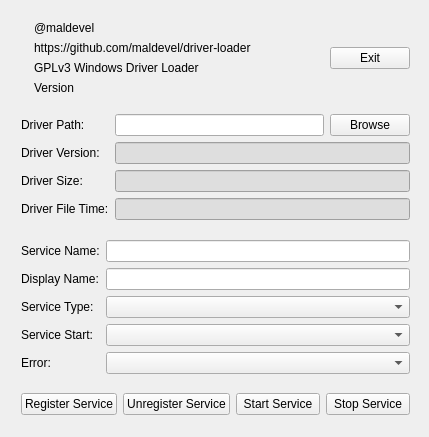
Before: the Qt Designer form src/qt-gui/Driver-Loader/mainwindow.ui in maldevel/driver-loader, drawn with Qt 5.
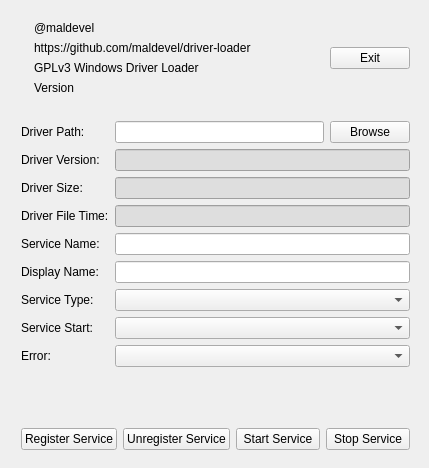
After: the same form once the commit is applied. Icons and pictures are not drawn.

Patch:
```diff
--- a/src/qt-gui/Driver-Loader/mainwindow.ui
+++ b/src/qt-gui/Driver-Loader/mainwindow.ui
@@ -10,7 +10,7 @@
     <x>0</x>
     <y>0</y>
     <width>429</width>
-    <height>437</height>
+    <height>468</height>
    </rect>
   </property>
   <property name="windowTitle">
@@ -27,7 +27,7 @@
       <x>10</x>
       <y>10</y>
       <width>411</width>
-      <height>416</height>
+      <height>451</height>
      </rect>
     </property>
     <layout class="QVBoxLayout" name="verticalLayout">
@@ -112,6 +112,9 @@
        <property name="orientation">
         <enum>Qt::Vertical</enum>
        </property>
+       <property name="sizeType">
+        <enum>QSizePolicy::Fixed</enum>
+       </property>
        <property name="sizeHint" stdset="0">
         <size>
          <width>20</width>
@@ -194,24 +197,7 @@
          </item>
         </layout>
        </item>
-      </layout>
-     </item>
-     <item>
-      <spacer name="verticalSpacer_2">
-       <property name="orientation">
-        <enum>Qt::Vertical</enum>
-       </property>
-       <property name="sizeHint" stdset="0">
-        <size>
-         <width>20</width>
-         <height>20</height>
-        </size>
-       </property>
-      </spacer>
-     </item>
-     <item>
-      <layout class="QFormLayout" name="formLayout_2">
-       <item row="0" column="0">
+       <item row="4" column="0">
         <widget class="QLabel" name="serviceNamelbl">
          <property name="frameShape">
           <enum>QFrame::NoFrame</enum>
@@ -221,40 +207,28 @@
          </property>
         </widget>
        </item>
-       <item row="0" column="1">
-        <widget class="QLineEdit" name="serviceNametxt"/>
-       </item>
-       <item row="1" column="0">
+       <item row="5" column="0">
         <widget class="QLabel" name="displayNamelbl">
          <property name="text">
           <string>Display Name:</string>
          </property>
         </widget>
        </item>
-       <item row="1" column="1">
-        <widget class="QLineEdit" name="serviceDisplayNametxt"/>
-       </item>
-       <item row="2" column="0">
+       <item row="6" column="0">
         <widget class="QLabel" name="serviceTypelbl">
          <property name="text">
           <string>Service Type:</string>
          </property>
         </widget>
        </item>
-       <item row="2" column="1">
-        <widget class="QComboBox" name="serviceTypetxt"/>
-       </item>
-       <item row="3" column="0">
+       <item row="7" column="0">
         <widget class="QLabel" name="serviceStartlbl">
          <property name="text">
           <string>Service Start:</string>
          </property>
         </widget>
        </item>
-       <item row="3" column="1">
-        <widget class="QComboBox" name="serviceStarttxt"/>
-       </item>
-       <item row="4" column="0">
+       <item row="8" column="0">
         <widget class="QLabel" name="serviceErrorlbl">
          <property name="text">
           <string>Error:</string>
@@ -262,15 +236,30 @@
         </widget>
        </item>
        <item row="4" column="1">
-        <widget class="QComboBox" name="serviceErrortxt"/>
+        <widget class="QLineEdit" name="serviceNametxt"/>
+       </item>
+       <item row="5" column="1">
+        <widget class="QLineEdit" name="serviceDisplayNametxt"/>
+       </item>
+       <item row="6" column="1">
+        <widget class="QComboBox" name="serviceTypecmb"/>
+       </item>
+       <item row="7" column="1">
+        <widget class="QComboBox" name="serviceStartcmb"/>
+       </item>
+       <item row="8" column="1">
+        <widget class="QComboBox" name="serviceErrorcmb"/>
        </item>
       </layout>
      </item>
      <item>
-      <spacer name="verticalSpacer_3">
+      <spacer name="verticalSpacer_2">
        <property name="orientation">
         <enum>Qt::Vertical</enum>
        </property>
+       <property name="sizeType">
+        <enum>QSizePolicy::Fixed</enum>
+       </property>
        <property name="sizeHint" stdset="0">
         <size>
          <width>20</width>
```
Left out of the diff: 19 changed lines with no effect on the pictures.
